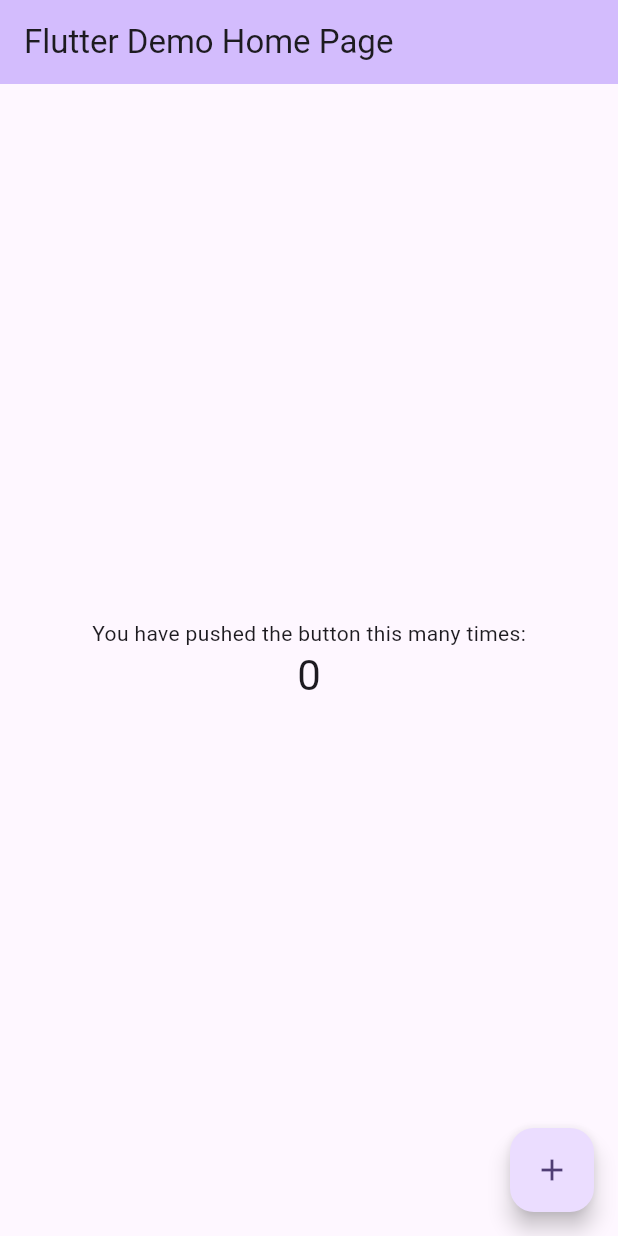
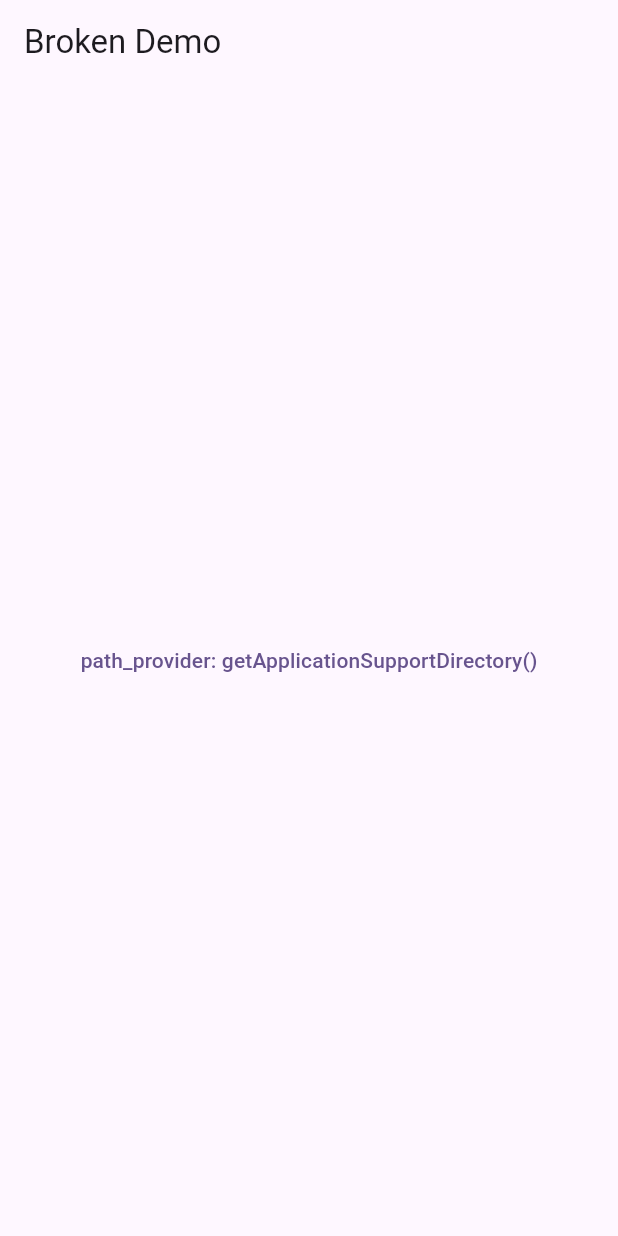
Before and after one commit to rajveermalviya/broken_demo, a Flutter app: the screen it shows after launch, on a phone screen of 412 x 824 dp. Run offline on Flutter 3.47's test engine with Material 3 defaults, Android fonts, the phone set to English and light mode, and no system bars.

Commit message:
it breaks

```diff
--- a/lib/main.dart
+++ b/lib/main.dart
@@ -1,125 +1,55 @@
 import 'package:flutter/material.dart';
+import 'package:path_provider/path_provider.dart';
 
 void main() {
-  runApp(const MyApp());
+  runApp(const BrokenDemoApp());
 }
 
-class MyApp extends StatelessWidget {
-  const MyApp({super.key});
+class BrokenDemoApp extends StatelessWidget {
+  const BrokenDemoApp({super.key});
 
-  // This widget is the root of your application.
   @override
   Widget build(BuildContext context) {
     return MaterialApp(
-      title: 'Flutter Demo',
+      title: 'Broken Demo',
       theme: ThemeData(
-        // This is the theme of your application.
-        //
-        // TRY THIS: Try running your application with "flutter run". You'll see
-        // the application has a purple toolbar. Then, without quitting the app,
-        // try changing the seedColor in the colorScheme below to Colors.green
-        // and then invoke "hot reload" (save your changes or press the "hot
-        // reload" button in a Flutter-supported IDE, or press "r" if you used
-        // the command line to start the app).
-        //
-        // Notice that the counter didn't reset back to zero; the application
-        // state is not lost during the reload. To reset the state, use hot
-        // restart instead.
-        //
-        // This works for code too, not just values: Most code changes can be
-        // tested with just a hot reload.
         colorScheme: ColorScheme.fromSeed(seedColor: Colors.deepPurple),
         useMaterial3: true,
       ),
-      home: const MyHomePage(title: 'Flutter Demo Home Page'),
+      home: const BorkenDemoHomePage(),
     );
   }
 }
 
-class MyHomePage extends StatefulWidget {
-  const MyHomePage({super.key, required this.title});
-
-  // This widget is the home page of your application. It is stateful, meaning
-  // that it has a State object (defined below) that contains fields that affect
-  // how it looks.
-
-  // This class is the configuration for the state. It holds the values (in this
-  // case the title) provided by the parent (in this case the App widget) and
-  // used by the build method of the State. Fields in a Widget subclass are
-  // always marked "final".
-
-  final String title;
+class BorkenDemoHomePage extends StatefulWidget {
+  const BorkenDemoHomePage({super.key});
 
   @override
-  State<MyHomePage> createState() => _MyHomePageState();
+  State<BorkenDemoHomePage> createState() => _BorkenDemoHomePageState();
 }
 
-class _MyHomePageState extends State<MyHomePage> {
-  int _counter = 0;
-
-  void _incrementCounter() {
-    setState(() {
-      // This call to setState tells the Flutter framework that something has
-      // changed in this State, which causes it to rerun the build method below
-      // so that the display can reflect the updated values. If we changed
-      // _counter without calling setState(), then the build method would not be
-      // called again, and so nothing would appear to happen.
-      _counter++;
-    });
-  }
-
+class _BorkenDemoHomePageState extends State<BorkenDemoHomePage> {
   @override
   Widget build(BuildContext context) {
-    // This method is rerun every time setState is called, for instance as done
-    // by the _incrementCounter method above.
-    //
-    // The Flutter framework has been optimized to make rerunning build methods
-    // fast, so that you can just rebuild anything that needs updating rather
-    // than having to individually change instances of widgets.
     return Scaffold(
       appBar: AppBar(
-        // TRY THIS: Try changing the color here to a specific color (to
-        // Colors.amber, perhaps?) and trigger a hot reload to see the AppBar
-        // change color while the other colors stay the same.
-        backgroundColor: Theme.of(context).colorScheme.inversePrimary,
-        // Here we take the value from the MyHomePage object that was created by
-        // the App.build method, and use it to set our appbar title.
-        title: Text(widget.title),
+        title: const Text('Broken Demo'),
       ),
       body: Center(
-        // Center is a layout widget. It takes a single child and positions it
-        // in the middle of the parent.
         child: Column(
-          // Column is also a layout widget. It takes a list of children and
-          // arranges them vertically. By default, it sizes itself to fit its
-          // children horizontally, and tries to be as tall as its parent.
-          //
-          // Column has various properties to control how it sizes itself and
-          // how it positions its children. Here we use mainAxisAlignment to
-          // center the children vertically; the main axis here is the vertical
-          // axis because Columns are vertical (the cross axis would be
-          // horizontal).
-          //
-          // TRY THIS: Invoke "debug painting" (choose the "Toggle Debug Paint"
-          // action in the IDE, or press "p" in the console), to see the
-          // wireframe for each widget.
           mainAxisAlignment: MainAxisAlignment.center,
           children: <Widget>[
-            const Text(
-              'You have pushed the button this many times:',
-            ),
-            Text(
-              '$_counter',
-              style: Theme.of(context).textTheme.headlineMedium,
+            TextButton(
+              onPressed: () async {
+                final path = await getApplicationSupportDirectory();
+                print("path_provider: $path");
+              },
+              child:
+                  const Text('path_provider: getApplicationSupportDirectory()'),
             ),
           ],
         ),
       ),
-      floatingActionButton: FloatingActionButton(
-        onPressed: _incrementCounter,
-        tooltip: 'Increment',
-        child: const Icon(Icons.add),
-      ), // This trailing comma makes auto-formatting nicer for build methods.
     );
   }
 }
```
Also changed, not shown: pubspec.yaml (+30 -3 lines), pubspec.lock, 1 other file.
